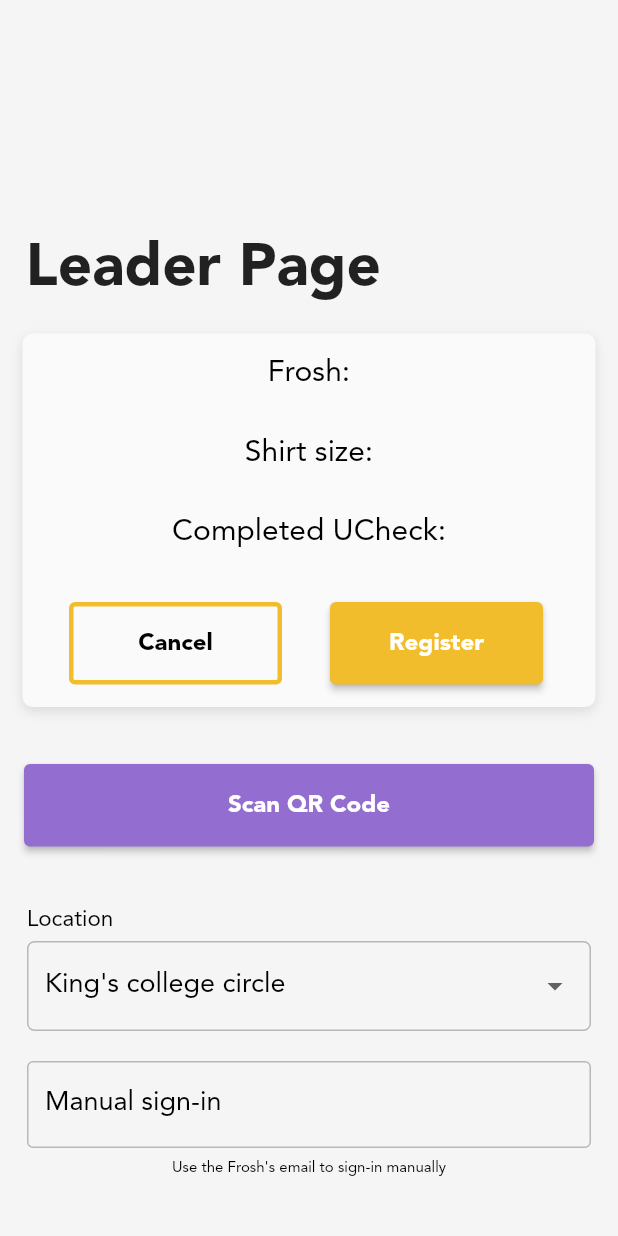
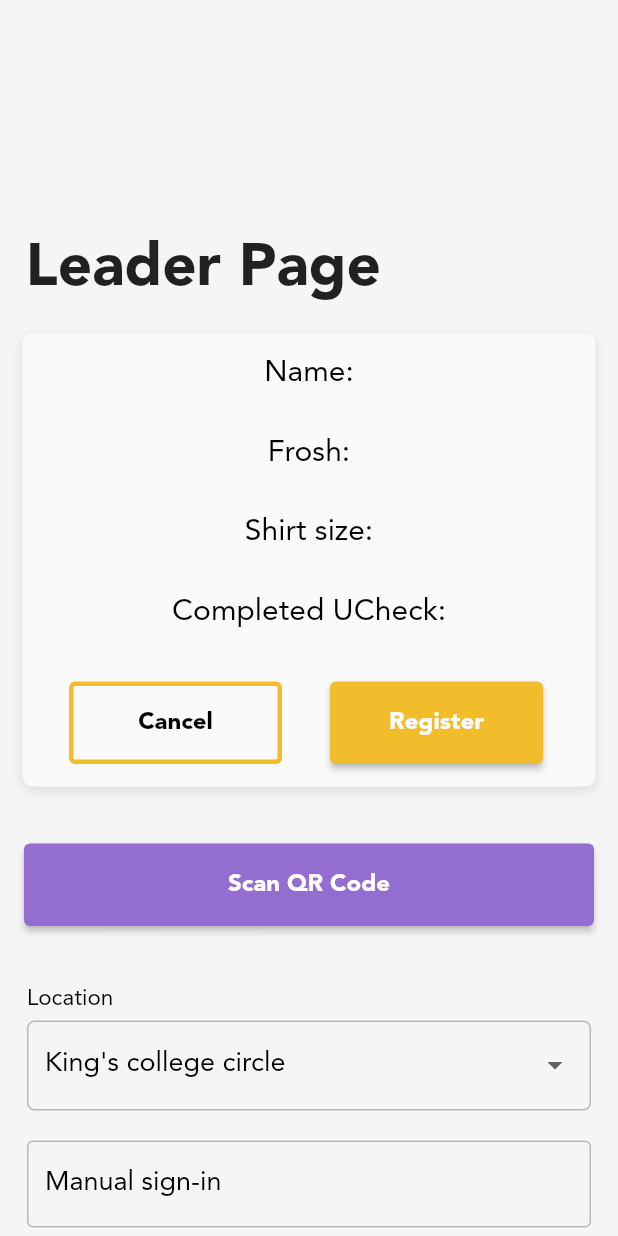
Before and after one commit to UofT-Frosh-Orientation/frosh-week-app, a Flutter app: the LeadersPage screen opened directly, on a phone screen of 412 x 824 dp. Run offline on Flutter 3.47's test engine with Material 2 defaults, Android fonts, the phone set to English and light mode, and no system bars; our stand-ins replace connectivity_plus, curved_navigation_bar, dio, firebase_core, firebase_messaging, flutter_secure_storage and 2 more; missing offline and left inert: device_display_brightness, qr_code_scanner; accounts and stored records are empty.

Commit message:
added ucheck switching animation, fixed null schedule on refresh, added frosh name to QR code embed, added qr code error checking

```diff
--- a/lib/src/functions.dart
+++ b/lib/src/functions.dart
@@ -15,6 +15,7 @@ const welcomeMessages = [
 ];
 
 const froshGroupSymbols = {
+  'all': "α",
   'alpha': "α",
   'beta': "β",
   'gamma': "γ",
--- a/lib/src/pages/leaders_page.dart
+++ b/lib/src/pages/leaders_page.dart
@@ -14,13 +14,19 @@ class LeadersPage extends StatefulWidget {
   LeadersPageState createState() => LeadersPageState();
 }
 
+const defaultScannedStrings = ["", "", "", ""];
+int numFields = defaultScannedStrings.length;
+
 class LeadersPageState extends State<LeadersPage> {
-  List<String> scannedStrings = ["", "", ""];
+  List<String> scannedStrings = defaultScannedStrings;
+
   bool hasLoaded = false;
+
   getStrings(String output) {
-    setState(() {
-      scannedStrings = output.split("/");
-    });
+    if (output.split("/").length == numFields)
+      setState(() {
+        scannedStrings = output.split("/");
+      });
   }
 
   Widget build(BuildContext context) {
@@ -35,19 +41,24 @@ class LeadersPageState extends State<LeadersPage> {
         ),
         Box(
             widget: Column(children: [
-          TextFont(text: "Frosh:"),
+          TextFont(text: "Name:"),
           TextFont(
               text: scannedStrings[0],
               fontSize: 24,
               fontWeight: FontWeight.bold),
-          TextFont(text: "Shirt size:"),
+          TextFont(text: "Frosh:"),
           TextFont(
               text: scannedStrings[1],
               fontSize: 24,
               fontWeight: FontWeight.bold),
+          TextFont(text: "Shirt size:"),
+          TextFont(
+              text: scannedStrings[2],
+              fontSize: 24,
+              fontWeight: FontWeight.bold),
           TextFont(text: "Completed UCheck:"),
           TextFont(
-            text: scannedStrings[2],
+            text: scannedStrings[3],
             fontSize: 24,
             fontWeight: FontWeight.bold,
           ),
@@ -108,7 +119,13 @@ class LeadersPageState extends State<LeadersPage> {
               );
             }));
             setState(() {
-              scannedStrings = result!.split("/");
+              if (result != null && result.split("/").length == numFields)
+                scannedStrings = result.split("/");
+              else {
+                ScaffoldMessenger.of(context).showSnackBar(SnackBar(
+                  content: const Text('There was an error scanning'),
+                ));
+              }
             });
           },
         ),
--- a/lib/src/pages/profile_page.dart
+++ b/lib/src/pages/profile_page.dart
@@ -59,6 +59,7 @@ class ProfilePage extends StatelessWidget {
                 Container(height: 20),
                 Center(
                   child: FroshQR(
+                      froshName: froshName,
                       froshAccount: froshId,
                       froshKitsSize: shirtSize,
                       hasCompletedUCheck: hasCompletedUCheck),
--- a/lib/src/widgets/FroshQR.dart
+++ b/lib/src/widgets/FroshQR.dart
@@ -4,12 +4,14 @@ import 'dart:math';
 import '../colors.dart';
 
 class FroshQR extends StatelessWidget {
+  final String froshName;
   final String froshAccount;
   final String froshKitsSize;
   final bool hasCompletedUCheck;
 
   const FroshQR(
       {Key? key,
+      required this.froshName,
       required this.froshAccount,
       required this.froshKitsSize,
       required this.hasCompletedUCheck})
@@ -28,7 +30,7 @@ class FroshQR extends StatelessWidget {
       child: Padding(
         padding: const EdgeInsets.all(7.0),
         child: QrImage(
-          data: "$froshAccount/$froshKitsSize/$hasCompletedUCheck",
+          data: "$froshName/$froshAccount/$froshKitsSize/$hasCompletedUCheck",
           version: QrVersions.auto,
           size: height * 0.7,
           foregroundColor: Theme.of(context).colorScheme.qrColor,
```
Also changed, not shown: lib/src/pages/home_page.dart (+11 -2 lines).
